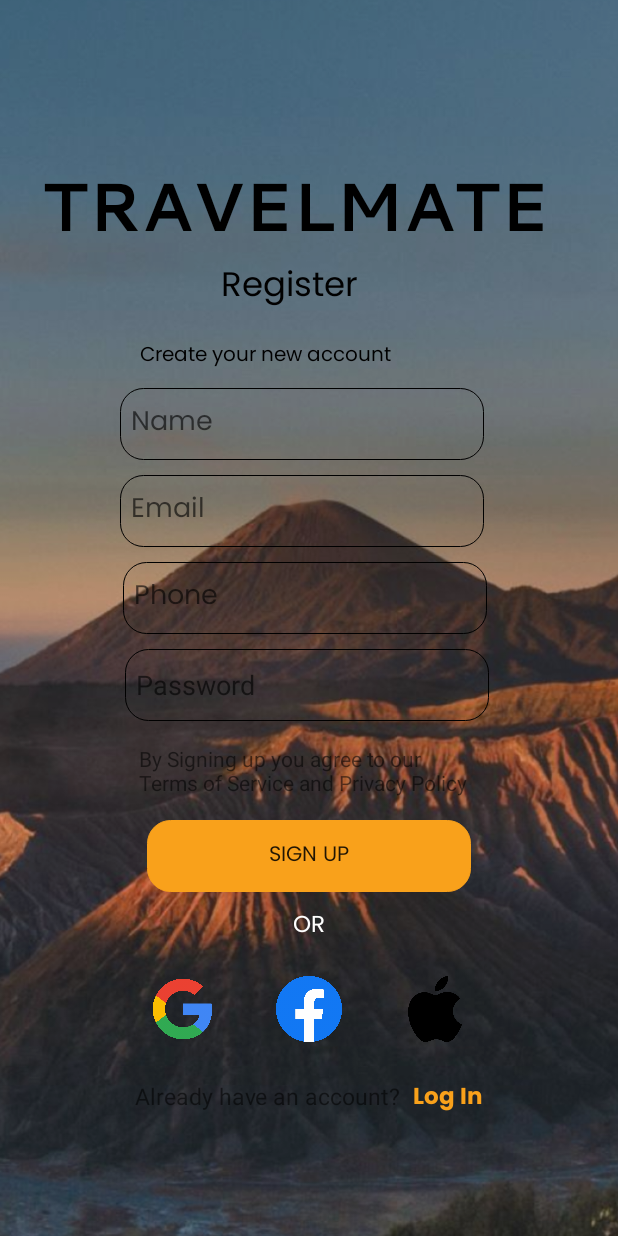
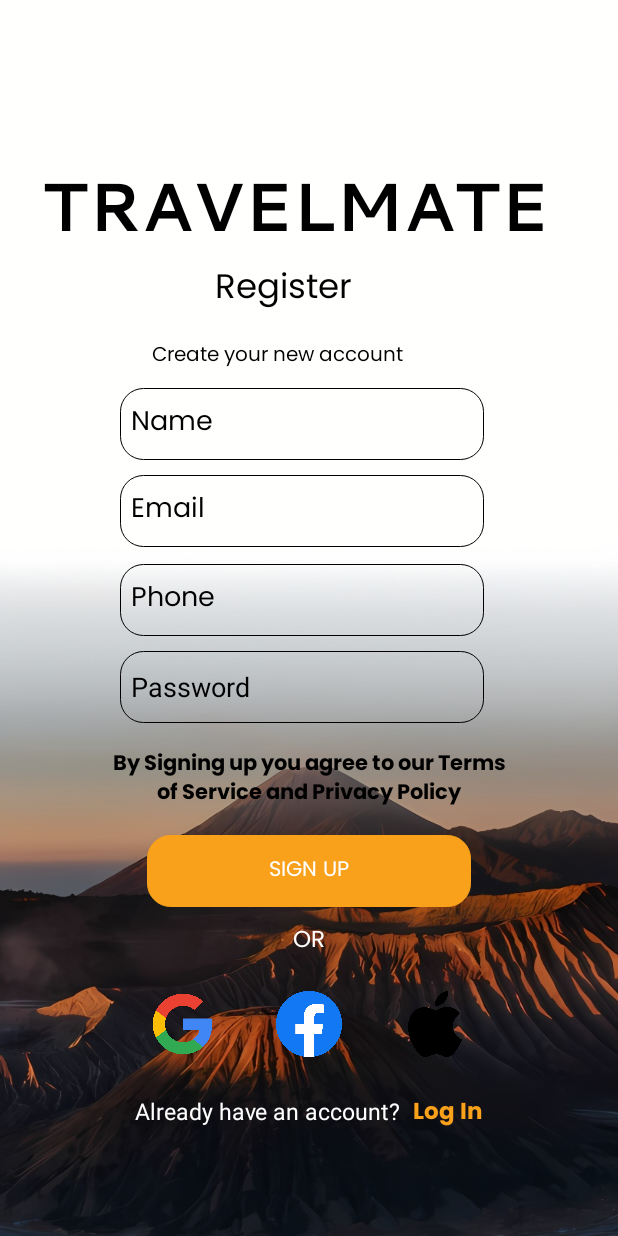
Before and after one commit to Rite12/Travelmate, an Android app: the RegisterActivity screen opened directly, with no data from a screen before it, on a phone screen of 412 x 824 dp. Run offline under Robolectric (Android 15) with nearby library versions, the phone set to English and light mode, and no system bars.

Commit message:
version 1.0.2 adding registration activities

```diff
--- a/app/src/main/res/layout/activity_main.xml
+++ b/app/src/main/res/layout/activity_main.xml
@@ -20,7 +20,7 @@
         android:layout_centerHorizontal="true"
         android:layout_marginTop="100dp"
         android:text="TRAVELMATE"
-        android:textSize="36sp"
+        android:textSize="40sp"
         android:textColor="@android:color/black"
         android:fontFamily="@font/cantarell" />
 
@@ -32,7 +32,7 @@
         android:layout_centerHorizontal="true"
         android:layout_marginTop="10dp"
         android:text="Teman Setia Di Setiap Perjalananmu!"
-        android:textSize="18sp"
+        android:textSize="20sp"
         android:textColor="@android:color/black"
         android:fontFamily="@font/poppins" />
 
--- a/app/src/main/res/layout/activity_register.xml
+++ b/app/src/main/res/layout/activity_register.xml
@@ -12,7 +12,7 @@
         android:layout_height="match_parent"
         android:contentDescription="@string/app_name"
         android:scaleType="centerCrop"
-        android:src="@drawable/mountain" />
+        android:src="@drawable/background" />
 
     <TextView
         android:id="@+id/textView3"
@@ -38,12 +38,12 @@
         android:layout_width="98dp"
         android:layout_height="42dp"
         android:layout_below="@+id/textView3"
-        android:layout_centerHorizontal="true"
         android:layout_alignParentStart="true"
         android:layout_alignParentEnd="true"
-        android:layout_marginStart="147dp"
-        android:layout_marginTop="4dp"
-        android:layout_marginEnd="149dp"
+        android:layout_centerHorizontal="true"
+        android:layout_marginStart="143dp"
+        android:layout_marginTop="5dp"
+        android:layout_marginEnd="153dp"
         android:fontFamily="@font/poppins"
         android:text="Register"
         android:textColor="@color/black"
@@ -57,9 +57,9 @@
         android:layout_alignParentStart="true"
         android:layout_alignParentEnd="true"
         android:layout_centerHorizontal="true"
-        android:layout_marginStart="93dp"
-        android:layout_marginTop="11dp"
-        android:layout_marginEnd="119dp"
+        android:layout_marginStart="101dp"
+        android:layout_marginTop="10dp"
+        android:layout_marginEnd="111dp"
         android:fontFamily="@font/poppins"
         android:text="Create your new account"
         android:textColor="@color/black"
@@ -77,6 +77,7 @@
         android:layout_marginTop="10dp"
         android:layout_marginEnd="89dp"
         android:background="@drawable/rounded"
+        android:textColorHint="@color/black"
         android:fontFamily="@font/poppins"
         android:hint="Name"
         android:inputType="textPersonName"
@@ -101,6 +102,7 @@
         android:hint="Email"
         android:inputType="textEmailAddress"
         android:minHeight="48dp"
+        android:textColorHint="@color/black"
         android:padding="7dp"
         android:textColor="@color/black" />
 
@@ -112,16 +114,17 @@
         android:layout_alignParentStart="true"
         android:layout_alignParentEnd="true"
         android:layout_centerHorizontal="true"
-        android:layout_marginStart="82dp"
-        android:layout_marginTop="10dp"
-        android:layout_marginEnd="87dp"
+        android:layout_marginStart="80dp"
+        android:layout_marginTop="11dp"
+        android:layout_marginEnd="89dp"
         android:background="@drawable/rounded"
         android:fontFamily="@font/poppins"
         android:hint="Phone"
         android:inputType="textPhonetic"
         android:minHeight="48dp"
         android:padding="7dp"
-        android:textColor="@color/black" />
+        android:textColor="@color/black"
+        android:textColorHint="@color/black" />
 
     <EditText
         android:id="@+id/PasswordEditText"
@@ -131,25 +134,28 @@
         android:layout_alignParentStart="true"
         android:layout_alignParentEnd="true"
         android:layout_centerHorizontal="true"
-        android:layout_marginStart="83dp"
+        android:layout_marginStart="80dp"
         android:layout_marginTop="10dp"
-        android:layout_marginEnd="86dp"
+        android:layout_marginEnd="89dp"
         android:background="@drawable/rounded"
         android:hint="Password"
         android:inputType="textPassword"
         android:minHeight="48dp"
         android:padding="7dp"
-        android:textColor="@color/black" />
+        android:textColor="@color/black"
+        android:textColorHint="@color/black" />
 
     <TextView
         android:id="@+id/terms"
-        android:layout_width="226dp"
+        android:layout_width="264dp"
         android:layout_height="wrap_content"
         android:layout_below="@id/PasswordEditText"
         android:layout_centerHorizontal="true"
         android:layout_marginTop="15dp"
-        android:gravity="left"
-        android:text="By Signing up you agree to our Terms of Service and Privacy Policy" />
+        android:fontFamily="@font/boldp"
+        android:gravity="center"
+        android:text="By Signing up you agree to our Terms of Service and Privacy Policy"
+        android:textColor="@color/black" />
 
     <Button
         android:id="@+id/daftar"
@@ -163,6 +169,7 @@
         android:background="@drawable/rounded"
         android:backgroundTint="@color/Oranges"
         android:fontFamily="@font/poppins"
+        android:textColor="@color/white"
         android:text="Sign Up" />
 
     <TextView
@@ -231,17 +238,18 @@
         android:layout_marginTop="15dp"
         android:layout_marginBottom="28dp"
         android:text="Already have an account?"
+        android:textColor="@color/white"
         android:textSize="15sp" />
 
     <TextView
         android:id="@+id/textView6"
         android:layout_width="wrap_content"
-        android:layout_height="wrap_content"
+        android:layout_height="24dp"
         android:layout_below="@+id/relativelayout2"
         android:layout_alignParentBottom="true"
         android:layout_marginLeft="8dp"
         android:layout_marginTop="14dp"
-        android:layout_marginBottom="28dp"
+        android:layout_marginBottom="34dp"
         android:layout_toRightOf="@id/textView5"
         android:fontFamily="@font/boldp"
         android:text="Log In"
--- a/app/src/main/res/layout/login.xml
+++ b/app/src/main/res/layout/login.xml
@@ -11,7 +11,7 @@
         android:layout_height="match_parent"
         android:contentDescription="@string/app_name"
         android:scaleType="centerCrop"
-        android:src="@drawable/mountain" />
+        android:src="@drawable/background" />
 
     <TextView
         android:id="@+id/titleTextView"
@@ -185,7 +185,7 @@
     <TextView
         android:id="@+id/textview3"
         android:layout_width="wrap_content"
-        android:layout_height="32dp"
+        android:layout_height="wrap_content"
         android:layout_below="@+id/linearLayout2"
         android:layout_alignParentStart="true"
         android:layout_alignParentEnd="true"
@@ -193,7 +193,7 @@
         android:layout_marginStart="232dp"
         android:layout_marginTop="34dp"
         android:layout_marginEnd="46dp"
-        android:layout_marginBottom="53dp"
+        android:layout_marginBottom="68dp"
         android:fontFamily="@font/boldp"
         android:text="create account"
         android:textColor="@android:color/holo_orange_light" />
```
Also changed, not shown: app/src/main/res/drawable/background.png (added).
